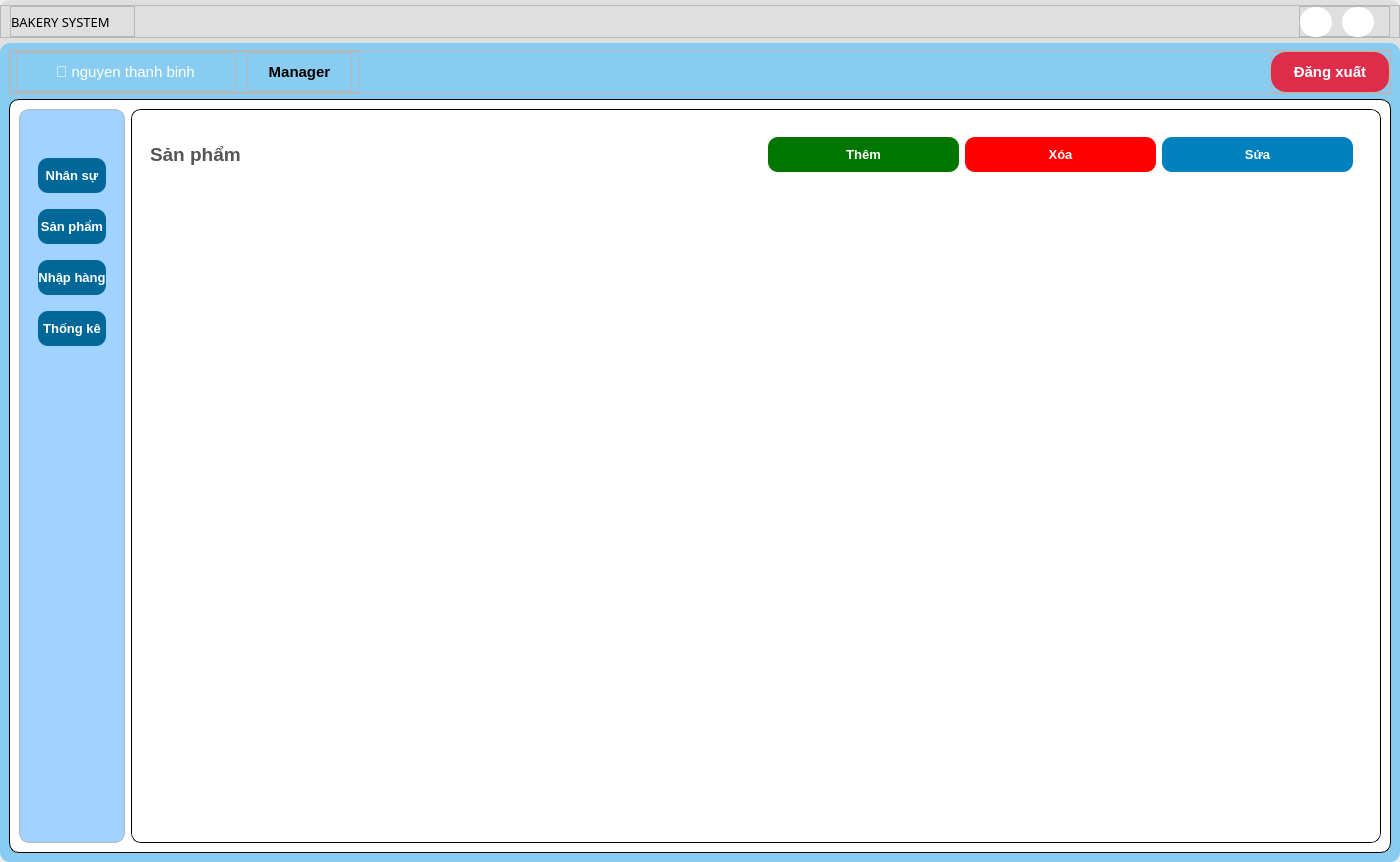
This is UI/forms/manager/manager_main_screen.ui in yuukun123/bakery-management-system as Qt 5 draws it before an edit. The edited form follows.
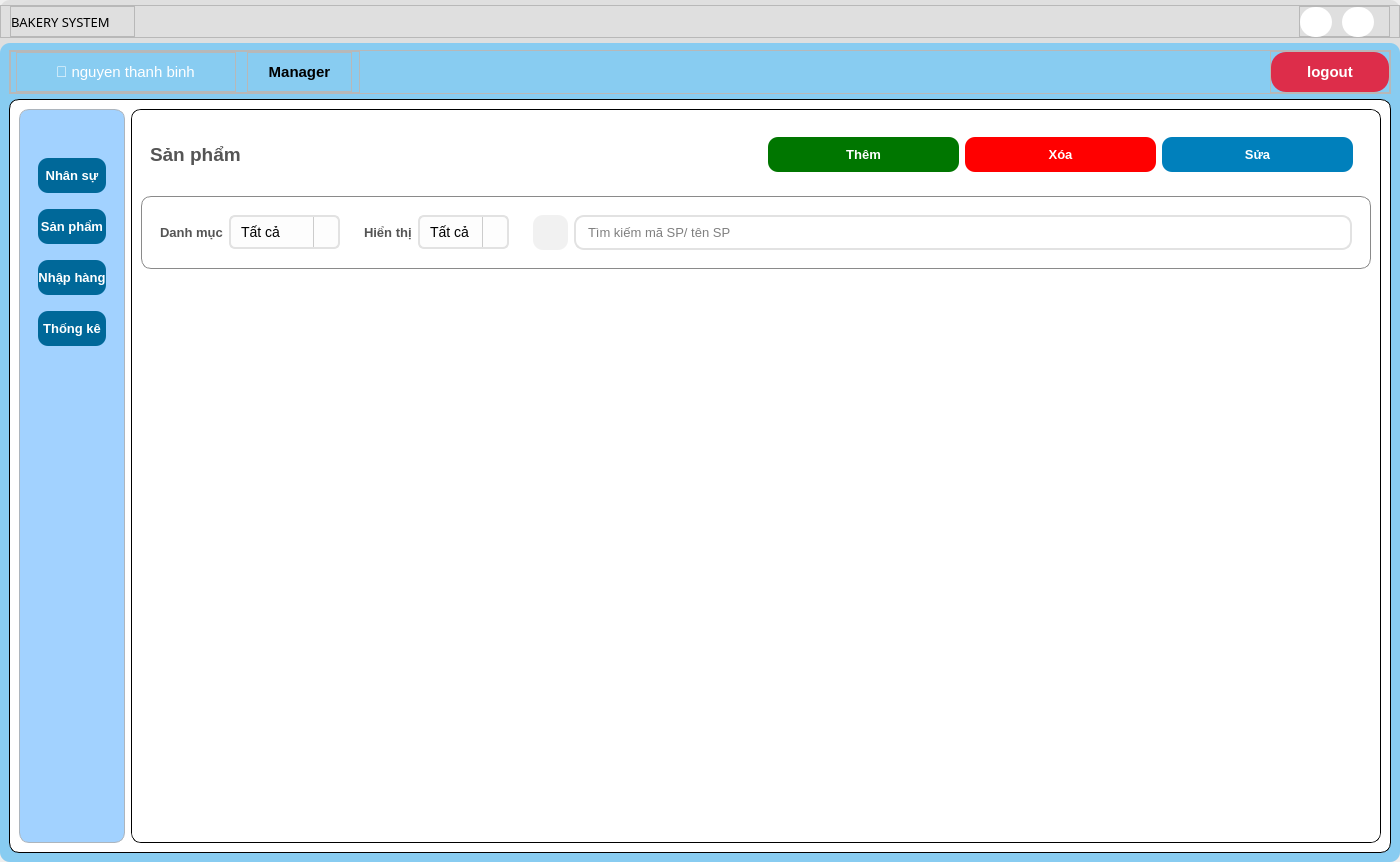
This is the edited form. The open tabs and pages were chosen to show the change. Icons and pictures are not drawn.

The edit to the form file:
```diff
--- a/UI/forms/manager/manager_main_screen.ui
+++ b/UI/forms/manager/manager_main_screen.ui
@@ -531,7 +531,7 @@
 }</string>
                   </property>
                   <property name="text">
-                   <string>Đăng xuất</string>
+                   <string>logout</string>
                   </property>
                   <property name="autoRepeat">
                    <bool>true</bool>
@@ -1514,16 +1514,329 @@
                  </item>
                  <item alignment="Qt::AlignTop">
                   <widget class="QFrame" name="frame_12">
+                   <property name="styleSheet">
+                    <string notr="true">border: 1px solid rgb(138, 138, 138);
+</string>
+                   </property>
                    <property name="frameShape">
                     <enum>QFrame::StyledPanel</enum>
                    </property>
                    <property name="frameShadow">
                     <enum>QFrame::Raised</enum>
                    </property>
+                   <layout class="QHBoxLayout" name="horizontalLayout">
+                    <item>
+                     <widget class="QFrame" name="frame_24">
+                      <property name="styleSheet">
+                       <string notr="true">border:none;</string>
+                      </property>
+                      <property name="frameShape">
+                       <enum>QFrame::StyledPanel</enum>
+                      </property>
+                      <property name="frameShadow">
+                       <enum>QFrame::Raised</enum>
+                      </property>
+                      <layout class="QHBoxLayout" name="horizontalLayout_18">
+                       <item>
+                        <widget class="QLabel" name="label_8">
+                         <property name="font">
+                          <font>
+                           <pointsize>10</pointsize>
+                           <weight>75</weight>
+                           <bold>true</bold>
+                          </font>
+                         </property>
+                         <property name="styleSheet">
+                          <string notr="true">color: rgb(85, 85, 85);</string>
+                         </property>
+                         <property name="text">
+                          <string>Danh mục</string>
+                         </property>
+                        </widget>
+                       </item>
+                       <item>
+                        <widget class="QComboBox" name="comboBox_category">
+                         <property name="styleSheet">
+                          <string notr="true">QComboBox#comboBox_category {
+    border: 2px solid rgb(226, 226, 226);     
+    border-radius: 6px;           
+    padding: 6px 10px;             
+    background: #fdfdfd;           
+    font-size: 14px;
+}
+
+QComboBox#comboBox_category:focus {
+    border: 1px solid #888;        
+    background: #ffffff;           
+}
+
+QComboBox#comboBox_category::drop-down {
+    subcontrol-origin: padding;
+    subcontrol-position: top right;
+    width: 24px;
+    border-left: 1px solid #ccc;
+}
+
+QComboBox#comboBox_category::down-arrow {
+	image: url(:/UI/icons/chevron-down.svg);
+    width: 12px;
+    height: 12px;
+}
+</string>
+                         </property>
+                         <item>
+                          <property name="text">
+                           <string>Tất cả</string>
+                          </property>
+                         </item>
+                         <item>
+                          <property name="text">
+                           <string>Croissant</string>
+                          </property>
+                         </item>
+                         <item>
+                          <property name="text">
+                           <string>Tart</string>
+                          </property>
+                         </item>
+                         <item>
+                          <property name="text">
+                           <string>Mousse</string>
+                          </property>
+                         </item>
+                        </widget>
+                       </item>
+                      </layout>
+                     </widget>
+                    </item>
+                    <item>
+                     <widget class="QFrame" name="frame_22">
+                      <property name="styleSheet">
+                       <string notr="true">border:none;</string>
+                      </property>
+                      <property name="frameShape">
+                       <enum>QFrame::StyledPanel</enum>
+                      </property>
+                      <property name="frameShadow">
+                       <enum>QFrame::Raised</enum>
+                      </property>
+                      <layout class="QHBoxLayout" name="horizontalLayout_17">
+                       <item>
+                        <widget class="QLabel" name="label_7">
+                         <property name="font">
+                          <font>
+                           <pointsize>10</pointsize>
+                           <weight>75</weight>
+                           <bold>true</bold>
+                          </font>
+                         </property>
+                         <property name="styleSheet">
+                          <string notr="true">color: rgb(85, 85, 85);</string>
+                         </property>
+                         <property name="text">
+                          <string>Hiển thị</string>
+                         </property>
+                        </widget>
+                       </item>
+                       <item>
+                        <widget class="QComboBox" name="comboBox_display">
+                         <property name="styleSheet">
+                          <string notr="true">QComboBox#comboBox_display {
+   border: 2px solid rgb(226, 226, 226);    
+    border-radius: 6px;           
+    padding: 6px 10px;             
+    background: #fdfdfd;           
+    font-size: 14px;
+}
+
+QComboBox#comboBox_display:focus {
+    border: 1px solid #888;        
+    background: #ffffff;           
+}
+
+QComboBox#comboBox_display::drop-down {
+    subcontrol-origin: padding;
+    subcontrol-position: top right;
+    width: 24px;
+    border-left: 1px solid #ccc;
+}
+
+QComboBox#comboBox_display::down-arrow {
+	image: url(:/UI/icons/chevron-down.svg);
+    width: 12px;
+    height: 12px;
+}
+</string>
+                         </property>
+                         <item>
+                          <property name="text">
+                           <string>Tất cả</string>
+                          </property>
+                         </item>
+                         <item>
+                          <property name="text">
+                           <string>10</string>
+                          </property>
+                         </item>
+                         <item>
+                          <property name="text">
+                           <string>100</string>
+                          </property>
+                         </item>
+                         <item>
+                          <property name="text">
+                           <string>200</string>
+                          </property>
+                         </item>
+                         <item>
+                          <property name="text">
+                           <string>500</string>
+                          </property>
+                         </item>
+                        </widget>
+                       </item>
+                      </layout>
+                     </widget>
+                    </item>
+                    <item>
+                     <widget class="QFrame" name="frame_23">
+                      <property name="styleSheet">
+                       <string notr="true">border:none;</string>
+                      </property>
+                      <property name="frameShape">
+                       <enum>QFrame::StyledPanel</enum>
+                      </property>
+                      <property name="frameShadow">
+                       <enum>QFrame::Raised</enum>
+                      </property>
+                      <layout class="QHBoxLayout" name="horizontalLayout_16">
+                       <item>
+                        <widget class="QPushButton" name="search_btn_2">
+                         <property name="minimumSize">
+                          <size>
+                           <width>35</width>
+                           <height>35</height>
+                          </size>
+                         </property>
+                         <property name="cursor">
+                          <cursorShape>PointingHandCursor</cursorShape>
+                         </property>
+                         <property name="styleSheet">
+                          <string notr="true">#search_btn_2{
+	background-color: rgb(241, 241, 241);
+}
+#search_btn_2::hover{
+	background-color: rgb(217, 217, 217);
+}
+</string>
+                         </property>
+                         <property name="text">
+                          <string/>
+                         </property>
+                         <property name="icon">
+                          <iconset resource="../../../resources/resources.qrc">
+                           <normaloff>:/UI/icons/search.svg</normaloff>:/UI/icons/search.svg</iconset>
+                         </property>
+                         <property name="checkable">
+                          <bool>false</bool>
+                         </property>
+                         <property name="checked">
+                          <bool>false</bool>
+                         </property>
+                        </widget>
+                       </item>
+                       <item>
+                        <widget class="QLineEdit" name="lineEdit_2">
+                         <property name="minimumSize">
+                          <size>
+                           <width>0</width>
+                           <height>35</height>
+                          </size>
+                         </property>
+                         <property name="font">
+                          <font>
+                           <pointsize>10</pointsize>
+                          </font>
+                         </property>
+                         <property name="styleSheet">
+                          <string notr="true">border: 2px solid rgb(226, 226, 226);    
+padding-left: 10px;
+
+</string>
+                         </property>
+                         <property name="text">
+                          <string/>
+                         </property>
+                         <property name="placeholderText">
+                          <string>Tìm kiếm mã SP/ tên SP</string>
+                         </property>
+                        </widget>
+                       </item>
+                      </layout>
+                     </widget>
+                    </item>
+                   </layout>
                   </widget>
                  </item>
                  <item>
-                  <widget class="QTableWidget" name="tableWidget_2"/>
+                  <widget class="QTableWidget" name="product_tableWidget">
+                   <property name="styleSheet">
+                    <string notr="true">QTableWidget {
+    font: 13px &quot;Segoe UI&quot;;
+}
+
+QHeaderView::section {
+    background-color: #2980b9;
+    color: white;
+    padding: 6px;
+	border: 1px solid rgb(191, 191, 191);
+    font-weight: bold;
+}
+
+QTableWidget::item {
+    padding: 6px;
+    border: none;
+}
+
+QTableWidget::item:selected {
+    background-color: #cce5ff;
+	border: 1px solid #2980b9;
+    color: black;
+
+}
+
+
+QTableWidget QScrollBar:vertical {
+    background: #f0f0f0;
+    width: 10px;
+    margin: 0px 0px 0px 0px;
+    border: none;
+    border-radius: 5px;
+}
+
+QTableWidget QScrollBar::handle:vertical {
+    background: #7aa5d2;
+    min-height: 30px;
+    border-radius: 5px;
+}
+
+QTableWidget QScrollBar::handle:vertical:hover {
+    background: #5a92c4;
+}
+
+QTableWidget QScrollBar::add-line:vertical, 
+QTableWidget QScrollBar::sub-line:vertical {
+    background: none;
+    height: 0px;
+}
+
+QTableWidget QScrollBar::add-page:vertical, 
+QTableWidget QScrollBar::sub-page:vertical {
+    background: none;
+}
+</string>
+                   </property>
+                  </widget>
                  </item>
                 </layout>
                </widget>
```
Left out of the diff: 49 changed lines with no effect on the pictures.
